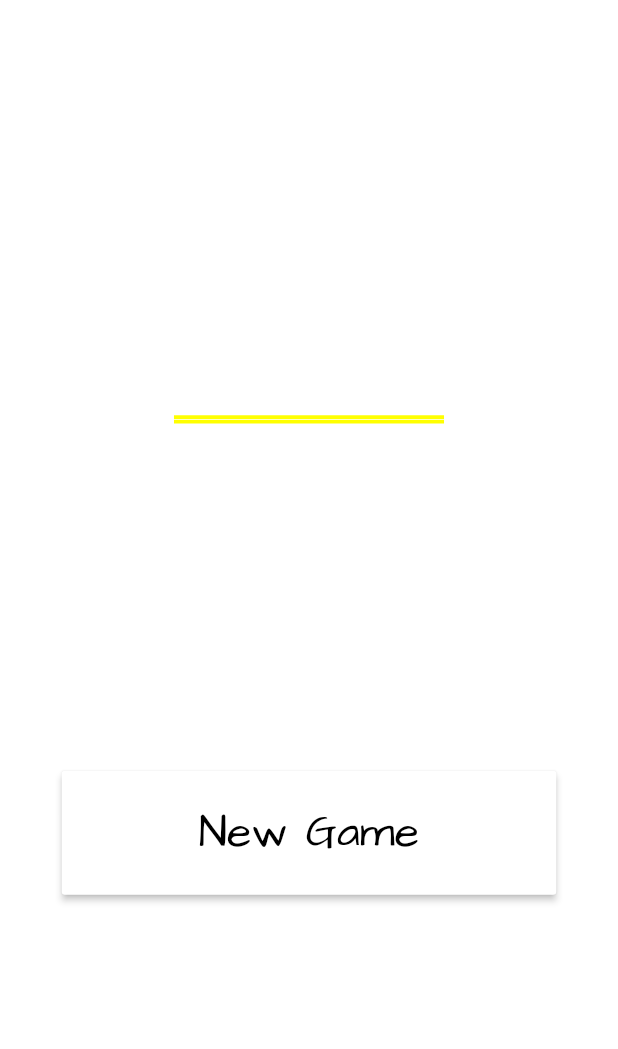
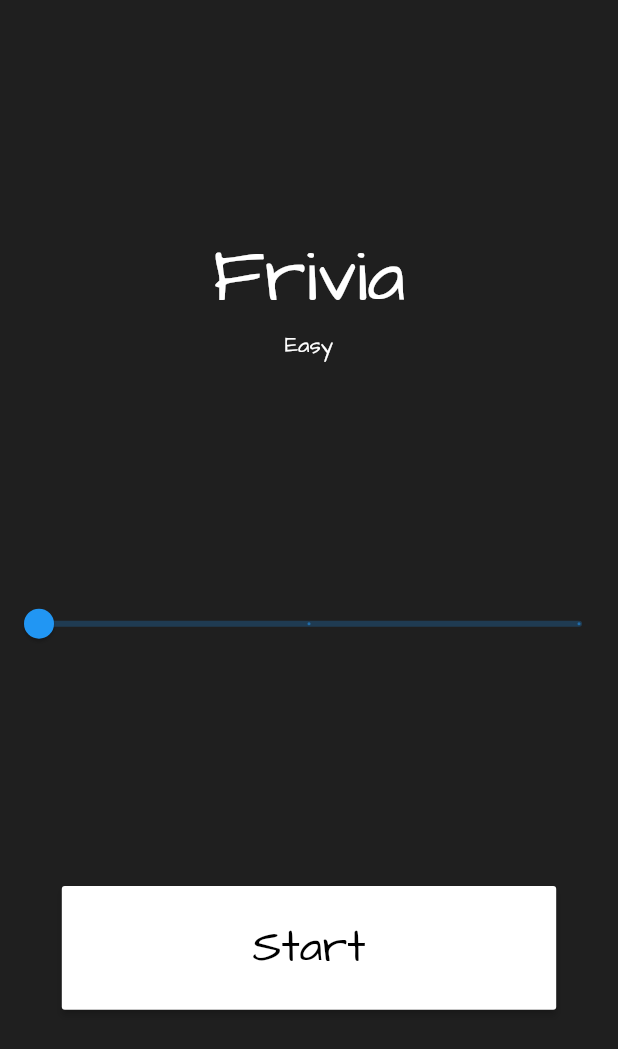
Before and after one commit to phin01/flutter_learning, a Flutter app: the screen it shows after launch, on a phone screen of 412 x 824 dp. Shown: the top 1049 px of the screen. Run offline on Flutter 3.47's test engine with Material 2 defaults, Android fonts, the phone set to English and light mode, and no system bars; our stand-ins replace dio, get_it, hive, hive_flutter; accounts and stored records are empty.

Commit message:
Add Slider to HomePage

```diff
--- a/frivia/lib/pages/home_page.dart
+++ b/frivia/lib/pages/home_page.dart
@@ -1,32 +1,67 @@
 import 'package:flutter/material.dart';
+import 'package:frivia/models/auxiliary_functions.dart';
+import 'package:frivia/pages/game_page.dart';
 
-class HomePage extends StatelessWidget {
+class HomePage extends StatefulWidget {
+
+  @override
+  State<HomePage> createState() {
+    return HomePageState();
+  }
+}
+
+class HomePageState extends State<HomePage> {
 
   late double _deviceHeight, _deviceWidth;
 
+  double _difficultyValue = 0;
+  final Map _difficultyLabels = {
+    0: 'Easy',
+    1: 'Medium',
+    2: 'Hard'
+  };
+
+
   @override
   Widget build(BuildContext context) {
-
     _deviceHeight = MediaQuery.of(context).size.height;
     _deviceWidth = MediaQuery.of(context).size.width;
 
-
     return Center(
-      child: Column(
+      child: Scaffold(
+        body: Column(
           mainAxisAlignment: MainAxisAlignment.spaceEvenly,
           crossAxisAlignment: CrossAxisAlignment.center,
           children: [
+            Column(
+              children: [
                 const Text('Frivia', style: TextStyle(fontSize: 50, color: Colors.white),),
+                Text(_difficultyLabels[_difficultyValue], style: TextStyle(fontSize: 15, color: Colors.white),),
+              ],
+            ),
+
+            Slider(
+              value: _difficultyValue,
+              max: 2,
+              divisions: 2,
+              onChanged: (double newValue) {
+                setState(() {
+                  _difficultyValue = newValue;
+                },);
+              },
+            ),
+
             MaterialButton(
               color: Colors.white,
               minWidth: _deviceWidth * 0.8,
               height: _deviceHeight * 0.1,
               onPressed: () {
-              //Navigator.push(context, route)
+                navigateToPage(context, GamePage(maxQuestions: 10, difficulty: _difficultyLabels[_difficultyValue].toString().toLowerCase(),));
               },
-            child: const Text('New Game', style: TextStyle(color: Colors.black, fontSize: 30,),),
+              child: const Text('Start', style: TextStyle(color: Colors.black, fontSize: 30,),),
             ),
           ],
+        ),
       ),
     );
   }
```
Lines whose indentation alone changed are shown as unchanged.
